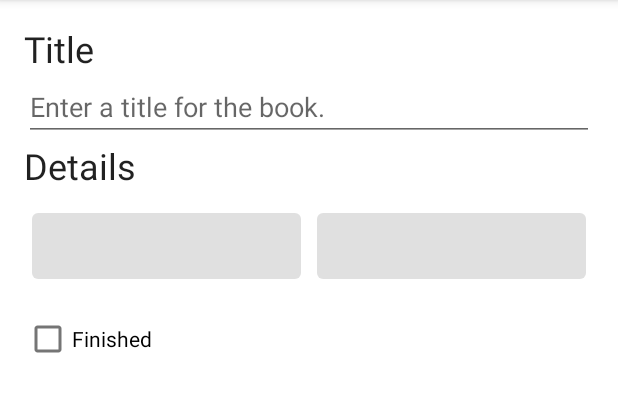
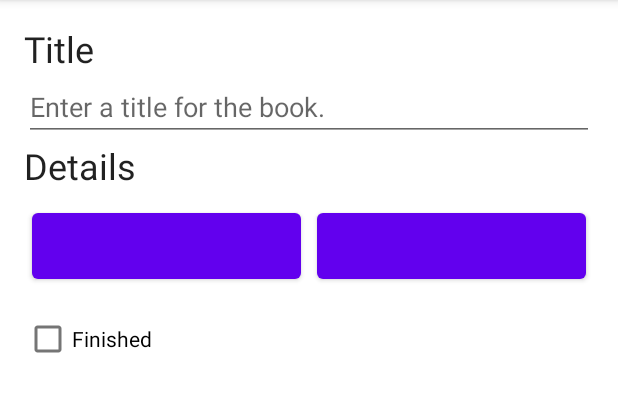
Before and after one commit to murtest/Library, an Android app: the fragment BookDetailFragment placed in its activity, on a phone screen of 412 x 824 dp, the part 84-496 px from its top. Run offline under Robolectric (Android 15) with nearby library versions, the phone set to English and light mode, and no system bars; our stand-ins replace Room's generated code; 4 statements that could not run were skipped.

Commit message:
finished chapter14

```diff
--- a/app/src/main/java/ru/murtest/library/BookDetailFragment.kt
+++ b/app/src/main/java/ru/murtest/library/BookDetailFragment.kt
@@ -7,16 +7,19 @@ import android.view.View
 import android.view.ViewGroup
 import androidx.core.widget.doOnTextChanged
 import androidx.fragment.app.Fragment
+import androidx.fragment.app.setFragmentResultListener
 import androidx.fragment.app.viewModels
 import androidx.lifecycle.Lifecycle
 import androidx.lifecycle.lifecycleScope
 import androidx.lifecycle.repeatOnLifecycle
+import androidx.navigation.fragment.findNavController
 import androidx.navigation.fragment.navArgs
 import kotlinx.coroutines.flow.collect
 import kotlinx.coroutines.launch
 import ru.murtest.library.databinding.FragmentBookDetailBinding
 import java.util.*
-
+private const val BUNDLE_KEY_DATE_START = "BUNDLE_KEY_DATE_START"
+private const val BUNDLE_KEY_DATE_END = "BUNDLE_KEY_DATE_END"
 class BookDetailFragment : Fragment() {
 
     private var _binding: FragmentBookDetailBinding? = null
@@ -51,14 +54,6 @@ class BookDetailFragment : Fragment() {
                 }
             }
 
-            bookDateReadStart.apply {
-                isEnabled = false
-            }
-
-            bookDateReadEnd.apply {
-                isEnabled = false
-            }
-
             bookFinished.setOnCheckedChangeListener { _, isChecked ->
                 if (!isChecked) {
                     bookDetailViewModel.updateBook { oldBook ->
@@ -84,6 +79,20 @@ class BookDetailFragment : Fragment() {
                 }
             }
         }
+
+        setFragmentResultListener(
+            DatePickerFragment.REQUEST_KEY_DATE
+        ) { _, bundle ->
+            if (bundle.containsKey(BUNDLE_KEY_DATE_START)){
+                val newDateReadStart = bundle.getSerializable(BUNDLE_KEY_DATE_START) as Date
+                bookDetailViewModel.updateBook { it.copy(dateReadStart = newDateReadStart) }
+            }
+            if (bundle.containsKey(BUNDLE_KEY_DATE_END)){
+                val newDateReadEnd = bundle.getSerializable(BUNDLE_KEY_DATE_END) as Date
+                bookDetailViewModel.updateBook { it.copy(dateReadEnd = newDateReadEnd) }
+            }
+
+        }
     }
 
     private fun updateUi(book: Book) {
@@ -91,8 +100,21 @@ class BookDetailFragment : Fragment() {
             if (bookTitle.text.toString() != book.title) {
                 bookTitle.setText(book.title)
             }
+
             bookDateReadStart.text = book.dateReadStart.toString()
+            bookDateReadStart.setOnClickListener {
+                findNavController().navigate(
+                    BookDetailFragmentDirections.selectDate(book.dateReadStart, BUNDLE_KEY_DATE_START)
+                )
+            }
+
             bookDateReadEnd.text = if (book.isFinished) book.dateReadEnd.toString() else ""
+            bookDateReadEnd.setOnClickListener {
+                findNavController().navigate(
+                    BookDetailFragmentDirections.selectDate(book.dateReadEnd, BUNDLE_KEY_DATE_END)
+                )
+            }
+
             bookFinished.isChecked = book.isFinished
         }
     }
--- a/app/src/main/res/navigation/nav_graph.xml
+++ b/app/src/main/res/navigation/nav_graph.xml
@@ -22,5 +22,19 @@
         <argument
             android:name="bookId"
             app:argType="java.util.UUID" />
+        <action
+            android:id="@+id/select_date"
+            app:destination="@id/datePickerFragment" />
     </fragment>
+    <dialog
+        android:id="@+id/datePickerFragment"
+        android:name="ru.murtest.library.DatePickerFragment"
+        android:label="DatePickerFragment" >
+        <argument
+            android:name="bookDate"
+            app:argType="java.util.Date" />
+        <argument
+            android:name="bundleKey"
+            app:argType="string" />
+    </dialog>
 </navigation>
```
Also changed, not shown: app/src/main/java/ru/murtest/library/DatePickerDialog.kt (added, +45 -0 lines).
